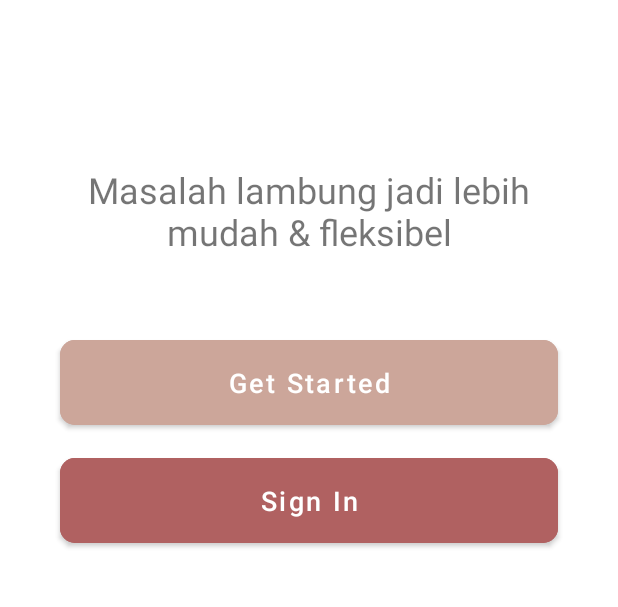
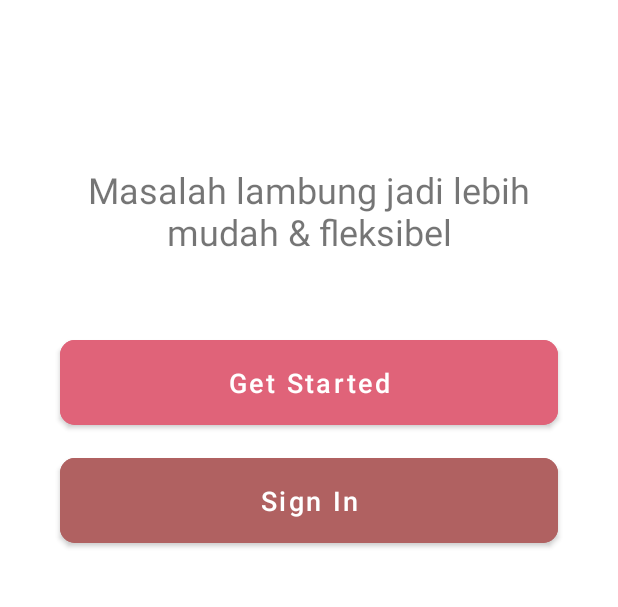
Before and after one commit to nabilqois/Sipala, an Android app: the screen it shows after launch (MainActivity), on a phone screen of 412 x 824 dp, the part 471-1078 px from its top. Run offline under Robolectric (Android 15) with nearby library versions, the phone set to English and light mode, and no system bars; our stand-ins replace Firebase (no records; nobody signed in at launch, a user with empty details on screens opened directly).

Commit message:
change backgroundTint of @Style/Button

```diff
--- a/app/src/main/res/values/themes.xml
+++ b/app/src/main/res/values/themes.xml
@@ -24,7 +24,7 @@
         <item name="cornerRadius">10dp</item>
         <item name="android:textSize">18sp</item>
         <item name="textAllCaps">false</item>
-        <item name="android:backgroundTint">#CCA69A</item>
+        <item name="android:backgroundTint">@color/pink_rose</item>
     </style>
 
     <style name="TitleBold">
```
